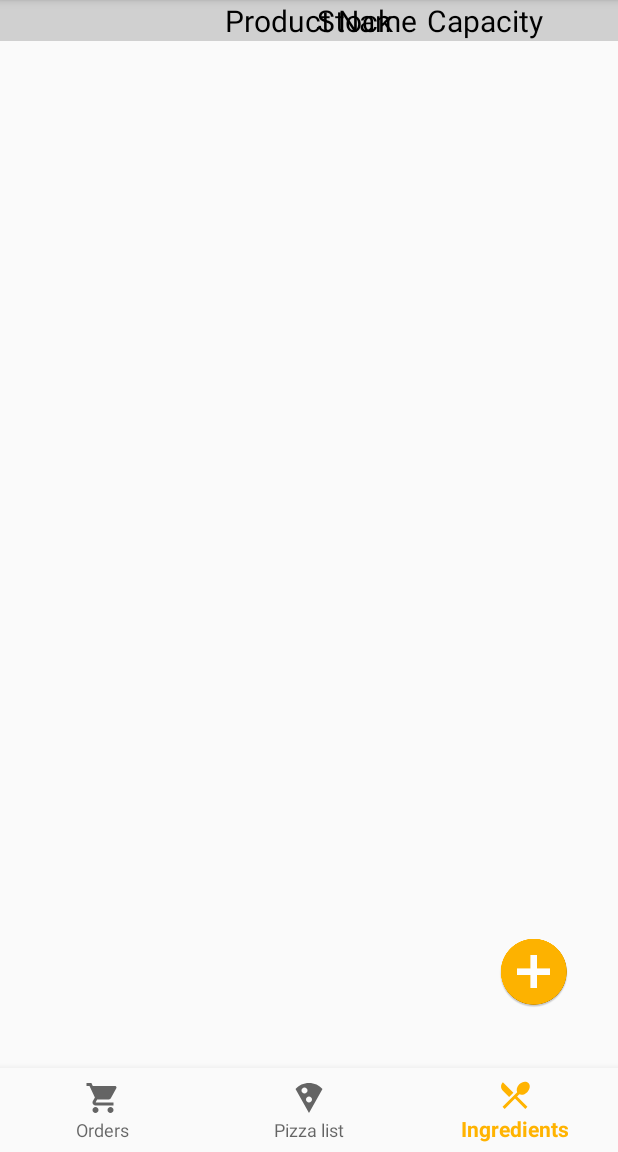
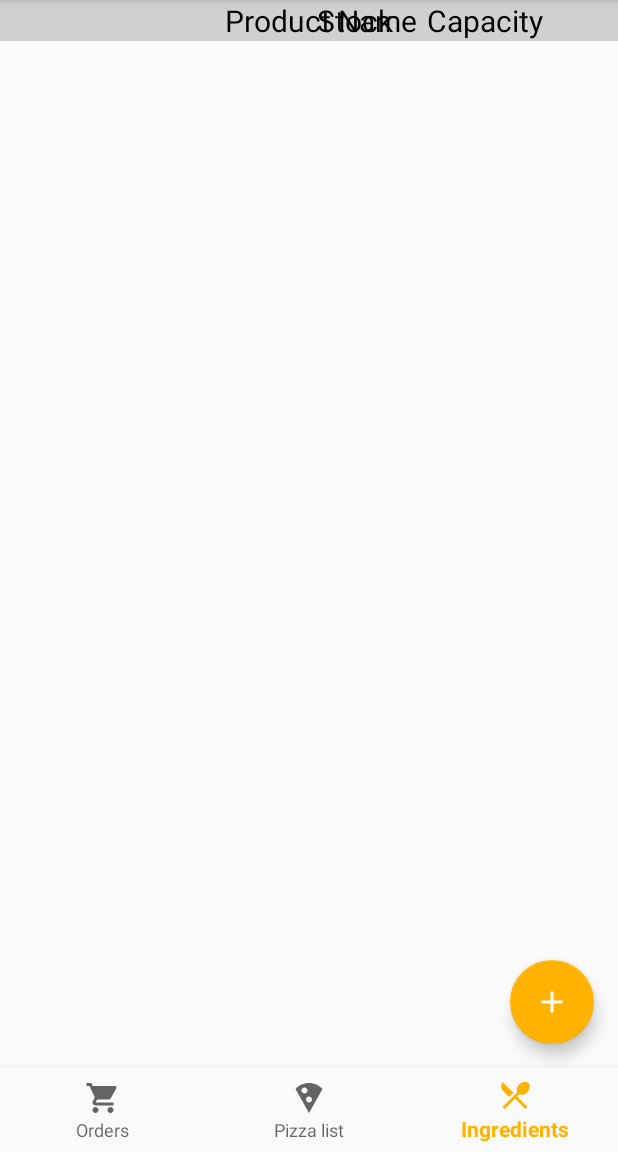
Before and after one commit to orzechdev/pizza-chef-assistant, an Android app: the screen it shows after launch (MainActivity), item 3 of the bottom bar chosen, on a phone screen of 412 x 824 dp, the part 84-1236 px from its top. Run offline under Robolectric (Android 15) with nearby library versions, the phone set to English and light mode, and no system bars; our stand-ins replace Dagger/Hilt's generated code, Room's generated code, data binding; 1 statement that could not run was skipped.

Commit message:
Change FAB button

```diff
--- /dev/null
+++ b/app/src/main/res/drawable/ic_add_black_24dp.xml
@@ -0,0 +1,5 @@
+<vector android:height="24dp" android:tint="#FFFFFF"
+    android:viewportHeight="24.0" android:viewportWidth="24.0"
+    android:width="24dp" xmlns:android="http://schemas.android.com/apk/res/android">
+    <path android:fillColor="#FF000000" android:pathData="M19,13h-6v6h-2v-6H5v-2h6V5h2v6h6v2z"/>
+</vector>
--- a/app/src/main/res/layout/ingredients_fragment.xml
+++ b/app/src/main/res/layout/ingredients_fragment.xml
@@ -22,16 +22,19 @@
             android:layout_width="match_parent"
             android:layout_height="wrap_content" />
 
-        <ImageView
-            android:id="@+id/imageView"
+        <android.support.design.widget.FloatingActionButton
+            android:id="@+id/fab"
+            app:backgroundTint="@color/colorPrimary"
             android:layout_width="wrap_content"
             android:layout_height="wrap_content"
-            android:layout_marginEnd="32dp"
-            android:layout_marginRight="32dp"
-            android:layout_marginBottom="96dp"
+            android:layout_gravity="end|bottom"
+            android:src="@drawable/ic_add_black_24dp"
+            app:layout_constraintRight_toRightOf="parent"
             app:layout_constraintBottom_toBottomOf="parent"
-            app:layout_constraintEnd_toEndOf="parent"
-            app:srcCompat="@mipmap/ic_add" />
+            android:layout_marginRight="16dp"
+            android:layout_marginLeft="16dp"
+            android:layout_marginTop="16dp"
+            android:layout_marginBottom="72dp"/>
 
         <android.support.v7.widget.RecyclerView
             android:id="@+id/recycler_view"
```
